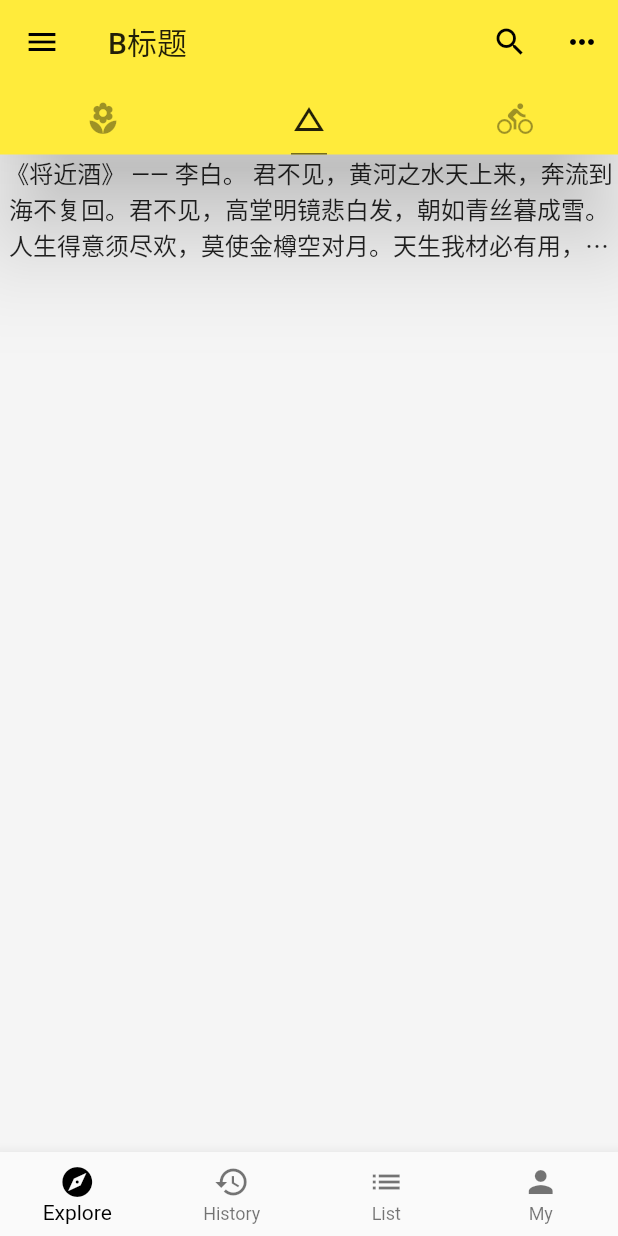
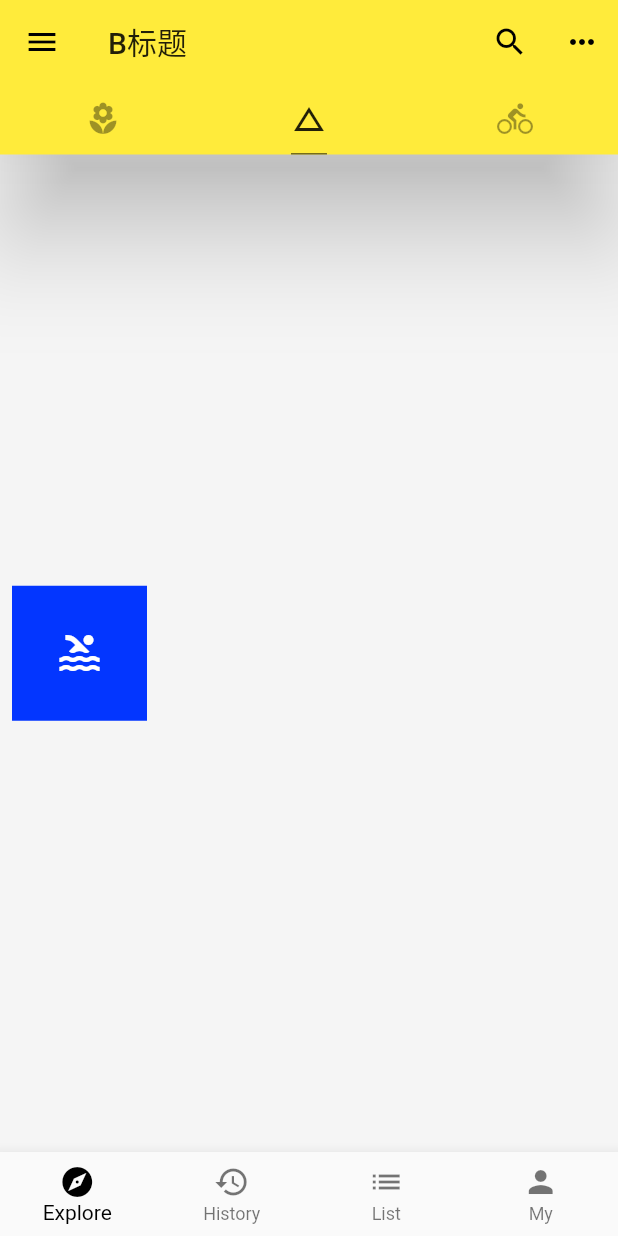
Before and after one commit to peter-hst/flutter_second, a Flutter app: the screen it shows after launch, tab 2 chosen, on a phone screen of 412 x 824 dp. Run offline on Flutter 3.47's test engine with Material 2 defaults, Android fonts, the phone set to English and light mode, and no system bars; network calls fail.

Commit message:
Text RichText Container容器学习

```diff
--- a/lib/demo/basic_demo.dart
+++ b/lib/demo/basic_demo.dart
@@ -1,18 +1,58 @@
 import 'package:flutter/material.dart';
 
-class BasicDemo extends StatelessWidget{
+class BasicDemo extends StatelessWidget {
   final TextStyle _textStyle = TextStyle(fontSize: 16.0);
   final String _author = '李白';
   final String _title = '将近酒';
+
   @override
   Widget build(BuildContext context) {
+    return Container(
+        color: Colors.grey[100],
+        child: Row(
+          children: <Widget>[
+            Container(
+                child: Icon(Icons.pool, size: 32.0, color: Colors.white),
+                color: Color.fromRGBO(3, 54, 255, 1.0),
+//                padding: EdgeInsets.only(left: 24.0,right: 8.0)),
+                padding: EdgeInsets.all(16.0),
+              margin: EdgeInsets.all(8.0),
+              width: 90.0,
+              height: 90.0,
+            ),
+          ],
+        ));
+  }
+
+/*  @override
+  Widget build(BuildContext context) { //RichText学习
+    return RichText(
+        text: TextSpan(
+            text: 'Peter',
+            style: TextStyle(
+                color: Colors.deepPurpleAccent,
+                fontSize: 34.0,
+                fontStyle: FontStyle.italic,
+                fontWeight: FontWeight.w100),
+            children: [
+              TextSpan(
+                  text: '.net',
+                  style: TextStyle(
+                    fontSize: 17.0,
+                    color: Colors.grey,
+
+                  )
+              )]));
+  }*/
+/*  @override
+  Widget build(BuildContext context) { // Text学习
     return Text(
-        '《$_title》 —— $_author。 君不见，黄河之水天上来，奔流到海不复回。君不见，高堂明镜悲白发，朝如青丝暮成雪。人生得意须尽欢，莫使金樽空对月。天生我材必有用，千金散尽还复来。烹羊宰牛且为乐，会须一饮三百杯。岑夫子，丹丘生，将进酒，杯莫停。与君歌一曲，请君为我倾耳听。钟鼓馔玉不足贵，但愿长醉不复醒。古来圣贤皆寂寞，惟有饮者留其名。陈王昔时宴平乐，斗酒十千恣欢谑。主人何为言少钱，径须沽取对君酌。五花马，千金裘，呼儿将出换美酒，与尔同销万古愁。',
+      '《$_title》 —— $_author。 君不见，黄河之水天上来，奔流到海不复回。君不见，高堂明镜悲白发，朝如青丝暮成雪。人生得意须尽欢，莫使金樽空对月。天生我材必有用，千金散尽还复来。烹羊宰牛且为乐，会须一饮三百杯。岑夫子，丹丘生，将进酒，杯莫停。与君歌一曲，请君为我倾耳听。钟鼓馔玉不足贵，但愿长醉不复醒。古来圣贤皆寂寞，惟有饮者留其名。陈王昔时宴平乐，斗酒十千恣欢谑。主人何为言少钱，径须沽取对君酌。五花马，千金裘，呼儿将出换美酒，与尔同销万古愁。',
       textAlign: TextAlign.center,
       style: _textStyle,
       maxLines: 3,
       overflow: TextOverflow.ellipsis,
     );
-  }
+  }*/
 
 }
```
